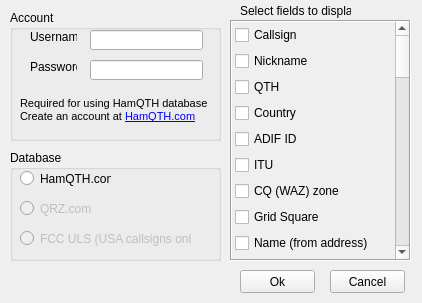
rouyng/cs-fetch, file gui/cf-options.ui: the form before one commit.
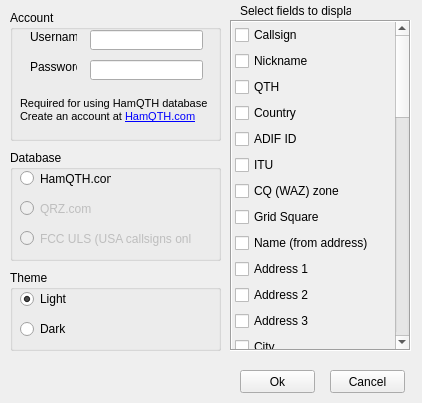
The form after the commit.

Commit message: implement dark mode option for GUI

```diff
--- a/gui/cf-options.ui
+++ b/gui/cf-options.ui
@@ -10,9 +10,15 @@
     <x>0</x>
     <y>0</y>
     <width>422</width>
-    <height>303</height>
+    <height>403</height>
    </rect>
   </property>
+  <property name="sizePolicy">
+   <sizepolicy hsizetype="Fixed" vsizetype="Fixed">
+    <horstretch>0</horstretch>
+    <verstretch>0</verstretch>
+   </sizepolicy>
+  </property>
   <property name="contextMenuPolicy">
    <enum>Qt::NoContextMenu</enum>
   </property>
@@ -121,7 +127,7 @@
    <property name="geometry">
     <rect>
      <x>240</x>
-     <y>270</y>
+     <y>370</y>
      <width>75</width>
      <height>23</height>
     </rect>
@@ -134,7 +140,7 @@
    <property name="geometry">
     <rect>
      <x>330</x>
-     <y>270</y>
+     <y>370</y>
      <width>75</width>
      <height>23</height>
     </rect>
@@ -149,7 +155,7 @@
      <x>230</x>
      <y>20</y>
      <width>181</width>
-     <height>241</height>
+     <height>331</height>
     </rect>
    </property>
    <property name="frameShape">
@@ -595,6 +601,48 @@
     <string>Select fields to display</string>
    </property>
   </widget>
+  <widget class="QGroupBox" name="groupBox">
+   <property name="geometry">
+    <rect>
+     <x>10</x>
+     <y>270</y>
+     <width>211</width>
+     <height>81</height>
+    </rect>
+   </property>
+   <property name="title">
+    <string>Theme</string>
+   </property>
+   <widget class="QRadioButton" name="lightButton">
+    <property name="geometry">
+     <rect>
+      <x>10</x>
+      <y>20</y>
+      <width>83</width>
+      <height>18</height>
+     </rect>
+    </property>
+    <property name="text">
+     <string>Light</string>
+    </property>
+    <property name="checked">
+     <bool>true</bool>
+    </property>
+   </widget>
+   <widget class="QRadioButton" name="darkButton">
+    <property name="geometry">
+     <rect>
+      <x>10</x>
+      <y>50</y>
+      <width>83</width>
+      <height>18</height>
+     </rect>
+    </property>
+    <property name="text">
+     <string>Dark</string>
+    </property>
+   </widget>
+  </widget>
  </widget>
  <resources/>
  <connections/>
```
The commit also changes 4 other files.
